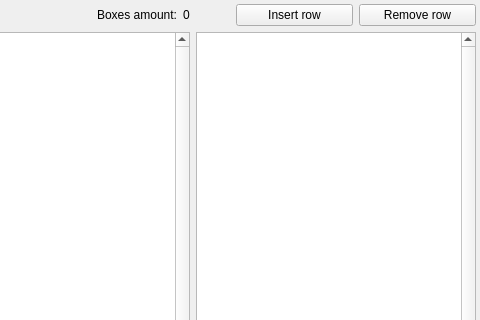
Before: the Qt Designer form ui/spa2.ui in j2cry/SPA2, drawn with Qt 5; both pictures show x 402 to 882 and y 0 to 320 of the 882 by 436 pixel window.
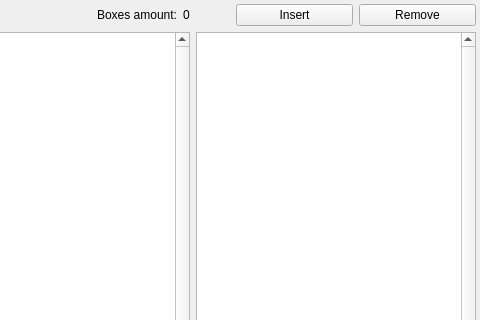
After: the same form once the commit is applied. Icons and pictures are not drawn. Custom widgets are drawn as their Qt base class.

Commit message:
UI insert/remove labels text fix
Insert/Remove row was renamed to Insert/Remove, because more than 1 row can be inserted.

Diff of the .ui file:
```diff
--- a/ui/spa2.ui
+++ b/ui/spa2.ui
@@ -408,7 +408,7 @@
          <string>&lt;html&gt;&lt;head/&gt;&lt;body&gt;&lt;p&gt;Hold SHIFT to insert BEFORE selection.&lt;/p&gt;&lt;/body&gt;&lt;/html&gt;</string>
         </property>
         <property name="text">
-         <string>Insert row</string>
+         <string>Insert</string>
         </property>
         <property name="icon">
          <iconset>
@@ -419,7 +419,7 @@
       <item>
        <widget class="QPushButton" name="remove_button">
         <property name="text">
-         <string>Remove row</string>
+         <string>Remove</string>
         </property>
         <property name="icon">
          <iconset>
```
